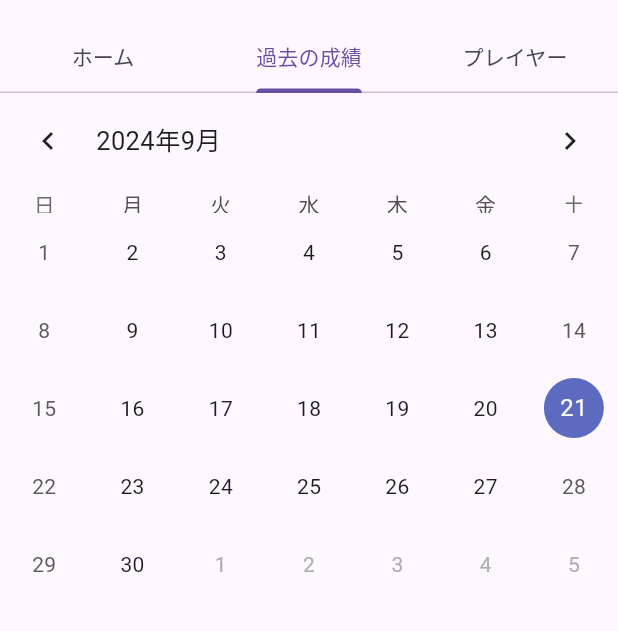
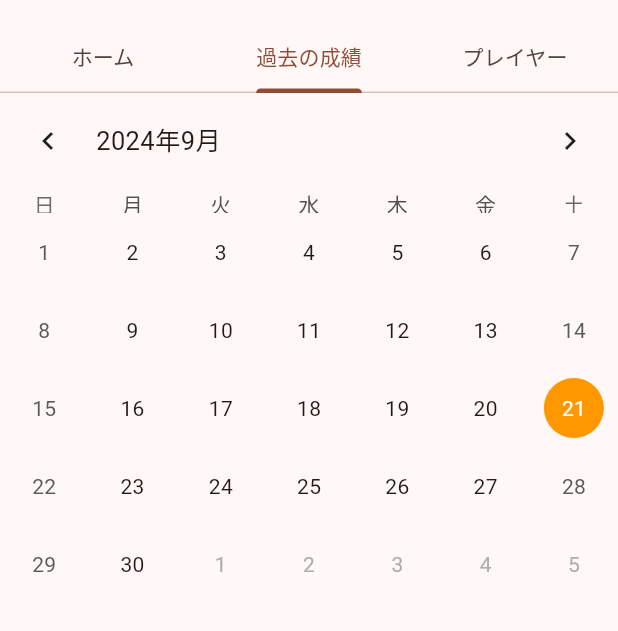
Before and after one commit to tarofess/family_game_score, a Flutter app: the screen it shows after launch, tab 2 chosen, on a phone screen of 412 x 824 dp, the part 63-694 px from its top. Run offline on Flutter 3.47's test engine with Material 3 defaults, Android fonts, the phone set to English and light mode, and no system bars; drawn by our look-alikes of table_calendar; our stand-ins replace firebase_core, firebase_crashlytics, flutter_hooks, freezed_annotation, get_it, hooks_riverpod and 4 more; accounts and stored records are empty; generated files the repository leaves out were written again.

Commit message:
アプリのテーマカラーの変更

```diff
--- a/lib/main.dart
+++ b/lib/main.dart
@@ -7,6 +7,7 @@ import 'package:family_game_score/service/dialog_service.dart';
 import 'package:family_game_score/service/file_service.dart';
 import 'package:family_game_score/service/navigation_service.dart';
 import 'package:family_game_score/service/snackbar_service.dart';
+import 'package:family_game_score/theme.dart';
 import 'package:family_game_score/view/home_view.dart';
 import 'package:family_game_score/view/result_history_calendar_view.dart';
 import 'package:firebase_core/firebase_core.dart';
@@ -38,6 +39,7 @@ class MyApp extends ConsumerWidget {
     final initialization = ref.watch(initializationProvider);
 
     return MaterialApp(
+      theme: createTheme(),
       debugShowCheckedModeBanner: false,
       home: initialization.when(
         data: (_) => const MyTabView(),
--- /dev/null
+++ b/lib/theme.dart
@@ -0,0 +1,8 @@
+import 'package:flutter/material.dart';
+
+ThemeData createTheme() {
+  return ThemeData(
+    useMaterial3: true,
+    colorScheme: ColorScheme.fromSeed(seedColor: Colors.deepOrange),
+  );
+}
--- a/lib/view/player_setting_detail_view.dart
+++ b/lib/view/player_setting_detail_view.dart
@@ -161,7 +161,7 @@ class PlayerSettingDetailView extends HookConsumerWidget {
                 enabledBorder: OutlineInputBorder(
                   borderRadius: BorderRadius.circular(16),
                   borderSide: BorderSide(
-                    color: Colors.green[100]!,
+                    color: Colors.green[200]!,
                     width: 1.0,
                   ),
                 ),
--- a/lib/view/result_history_calendar_view.dart
+++ b/lib/view/result_history_calendar_view.dart
@@ -1,52 +1,26 @@
-import 'package:family_game_score/main.dart';
-import 'package:family_game_score/service/navigation_service.dart';
-import 'package:family_game_score/view/result_history_detail_view.dart';
 import 'package:family_game_score/view/widget/common_async_widget.dart';
+import 'package:family_game_score/view/widget/result_history_calendar.dart';
 import 'package:family_game_score/viewmodel/provider/result_history_provider.dart';
 import 'package:family_game_score/viewmodel/result_history_calendar_viewmodel.dart';
 import 'package:flutter/material.dart';
 import 'package:hooks_riverpod/hooks_riverpod.dart';
 import 'package:flutter_hooks/flutter_hooks.dart';
 
-import 'package:table_calendar/table_calendar.dart';
-
 class ResultHistoryCalendarView extends HookConsumerWidget {
-  final NavigationService navigationService = getIt<NavigationService>();
-
-  ResultHistoryCalendarView({super.key});
+  const ResultHistoryCalendarView({super.key});
 
   @override
   Widget build(BuildContext context, WidgetRef ref) {
     final vm = ref.watch(resultHistoryCalendarViewModelProvider);
-
     var selectedDay = useState(DateTime.now());
     var focusedDay = useState(DateTime.now());
 
     return Scaffold(
       body: vm.resultHistories.when(
         data: (_) => SingleChildScrollView(
-          child: TableCalendar(
-            availableGestures: AvailableGestures.none,
-            firstDay: DateTime.utc(2024, 1, 1),
-            lastDay: DateTime.utc(2123, 12, 31),
-            focusedDay: focusedDay.value,
-            headerStyle: const HeaderStyle(
-              formatButtonVisible: false,
-            ),
-            locale: 'ja_JP',
-            eventLoader: (day) => vm.events[day] ?? [],
-            onDaySelected: (tappedDay, focused) {
-              selectedDay.value = tappedDay;
-              focusedDay.value = focused;
-
-              if (vm.hasDataInTappedDay(tappedDay)) {
-                navigationService.push(context,
-                    ResultHistoryDetailView(selectedDay: selectedDay.value));
-              }
-            },
-            selectedDayPredicate: (day) {
-              return isSameDay(selectedDay.value, day);
-            },
+          child: ResultHistoryCalendar(
+            selectedDay: selectedDay,
+            focusedDay: focusedDay,
           ),
         ),
         loading: () => CommonAsyncWidgets.showLoading(),
--- a/lib/view/result_history_detail_view.dart
+++ b/lib/view/result_history_detail_view.dart
@@ -57,7 +57,7 @@ class ResultHistoryDetailView extends ConsumerWidget {
           decoration: BoxDecoration(
             gradient: const LinearGradient(
               colors: [
-                Color.fromARGB(255, 124, 213, 255),
+                Color.fromARGB(255, 139, 218, 255),
                 Color.fromARGB(255, 54, 154, 255),
               ],
               begin: Alignment.centerLeft,
--- /dev/null
+++ b/lib/view/widget/result_history_calendar.dart
@@ -0,0 +1,59 @@
+import 'package:family_game_score/main.dart';
+import 'package:family_game_score/service/navigation_service.dart';
+import 'package:family_game_score/view/result_history_detail_view.dart';
+import 'package:family_game_score/viewmodel/result_history_calendar_viewmodel.dart';
+import 'package:flutter/material.dart';
+import 'package:hooks_riverpod/hooks_riverpod.dart';
+import 'package:table_calendar/table_calendar.dart';
+
+class ResultHistoryCalendar extends ConsumerWidget {
+  final NavigationService navigationService = getIt<NavigationService>();
+  final ValueNotifier<DateTime> selectedDay;
+  final ValueNotifier<DateTime> focusedDay;
+
+  ResultHistoryCalendar(
+      {super.key, required this.selectedDay, required this.focusedDay});
+
+  @override
+  Widget build(BuildContext context, WidgetRef ref) {
+    final vm = ref.watch(resultHistoryCalendarViewModelProvider);
+
+    return TableCalendar(
+      availableGestures: AvailableGestures.none,
+      firstDay: DateTime.utc(2024, 1, 1),
+      lastDay: DateTime.utc(2123, 12, 31),
+      focusedDay: focusedDay.value,
+      headerStyle: const HeaderStyle(
+        formatButtonVisible: false,
+      ),
+      locale: 'ja_JP',
+      eventLoader: (day) => vm.events[day] ?? [],
+      onDaySelected: (tappedDay, focused) {
+        selectedDay.value = tappedDay;
+        focusedDay.value = focused;
+
+        if (vm.hasDataInTappedDay(tappedDay)) {
+          navigationService.push(
+            context,
+            ResultHistoryDetailView(selectedDay: selectedDay.value),
+          );
+        }
+      },
+      selectedDayPredicate: (day) {
+        return isSameDay(selectedDay.value, day);
+      },
+      calendarStyle: const CalendarStyle(
+        todayDecoration: BoxDecoration(
+          color: Colors.brown,
+          shape: BoxShape.circle,
+        ),
+        todayTextStyle: TextStyle(color: Colors.white),
+        selectedDecoration: BoxDecoration(
+          color: Colors.orange,
+          shape: BoxShape.circle,
+        ),
+        selectedTextStyle: TextStyle(color: Colors.white),
+      ),
+    );
+  }
+}
```
Also changed, not shown: lib/view/widget/list_card/player_list_card.dart (+6 -7 lines), 1 other file.
